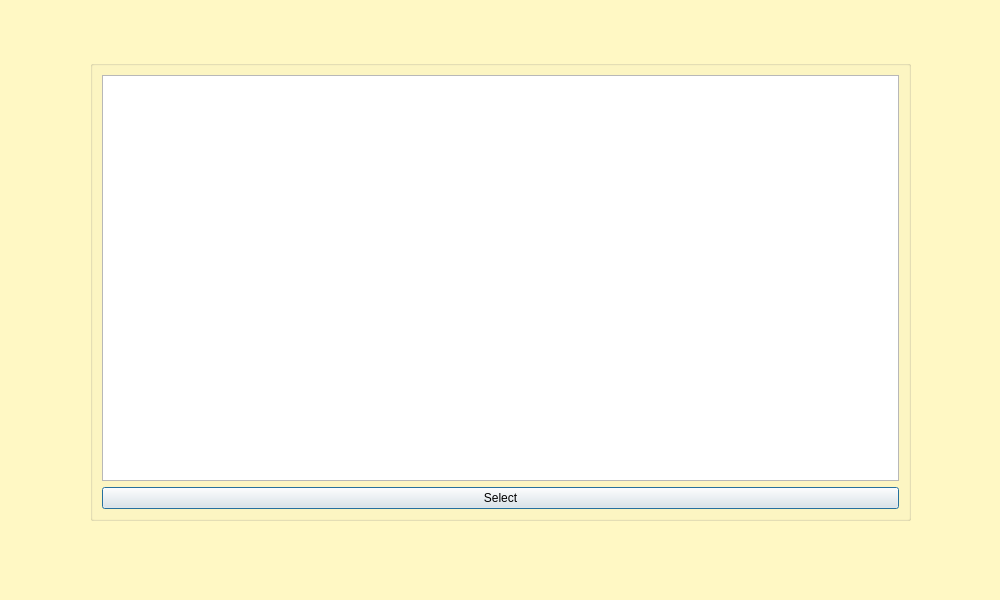
This is adoptsearch.ui in ericktudor/ASPA as Qt 5 draws it before an edit. The edited form follows.
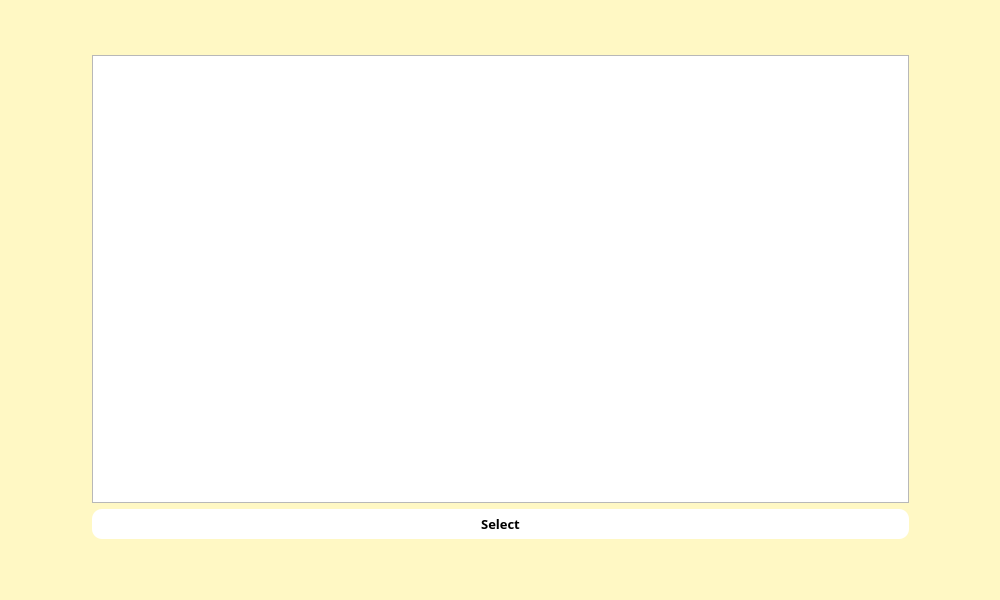
This is the edited form.

Patch:
```diff
--- a/adoptsearch.ui
+++ b/adoptsearch.ui
@@ -21,12 +21,17 @@
   <widget class="QGroupBox" name="groupBox">
    <property name="geometry">
     <rect>
-     <x>90</x>
-     <y>60</y>
-     <width>821</width>
-     <height>461</height>
+     <x>80</x>
+     <y>40</y>
+     <width>841</width>
+     <height>511</height>
     </rect>
    </property>
+   <property name="styleSheet">
+    <string notr="true">#groupBox{
+border:0px;
+}</string>
+   </property>
    <property name="title">
     <string/>
    </property>
@@ -50,6 +55,25 @@
     </item>
     <item>
      <widget class="QPushButton" name="pushButton">
+      <property name="minimumSize">
+       <size>
+        <width>0</width>
+        <height>30</height>
+       </size>
+      </property>
+      <property name="font">
+       <font>
+        <family>Segoe UI Black</family>
+        <pointsize>10</pointsize>
+        <bold>true</bold>
+       </font>
+      </property>
+      <property name="styleSheet">
+       <string notr="true">#pushButton{
+	background-color: rgb(255, 255, 255);
+border-radius:10px;
+}</string>
+      </property>
       <property name="text">
        <string>Select</string>
       </property>
```
